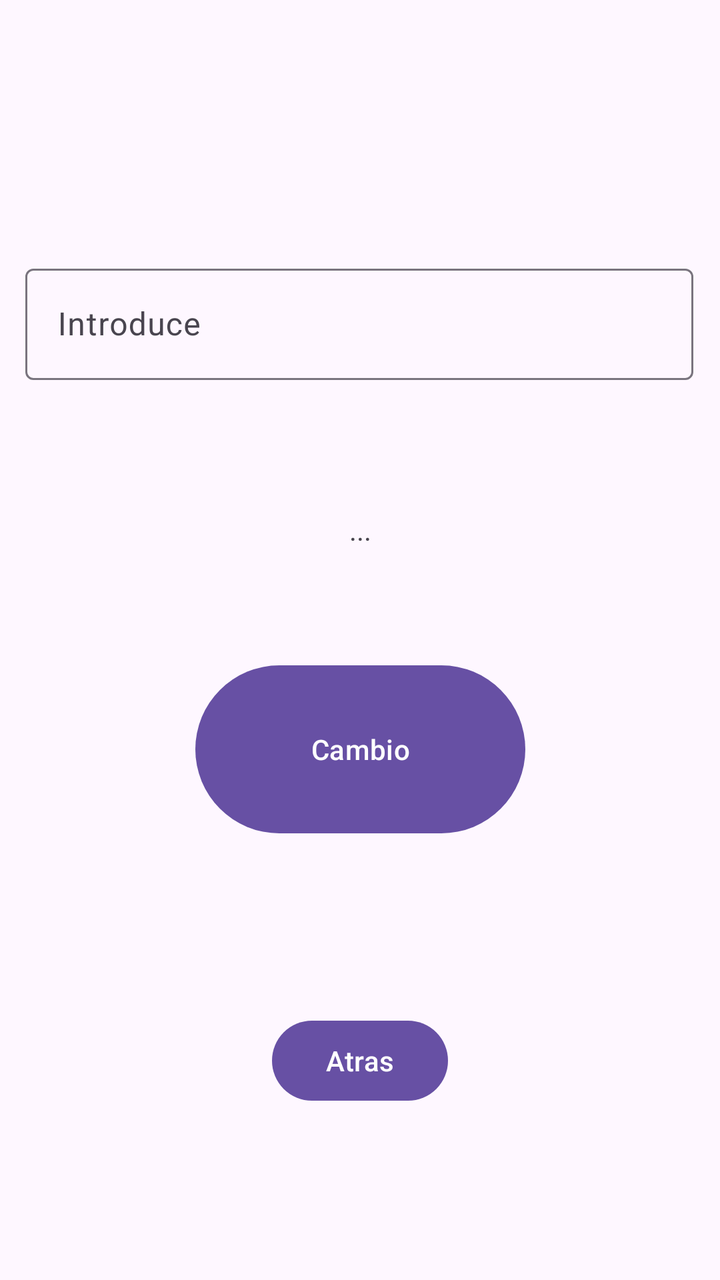
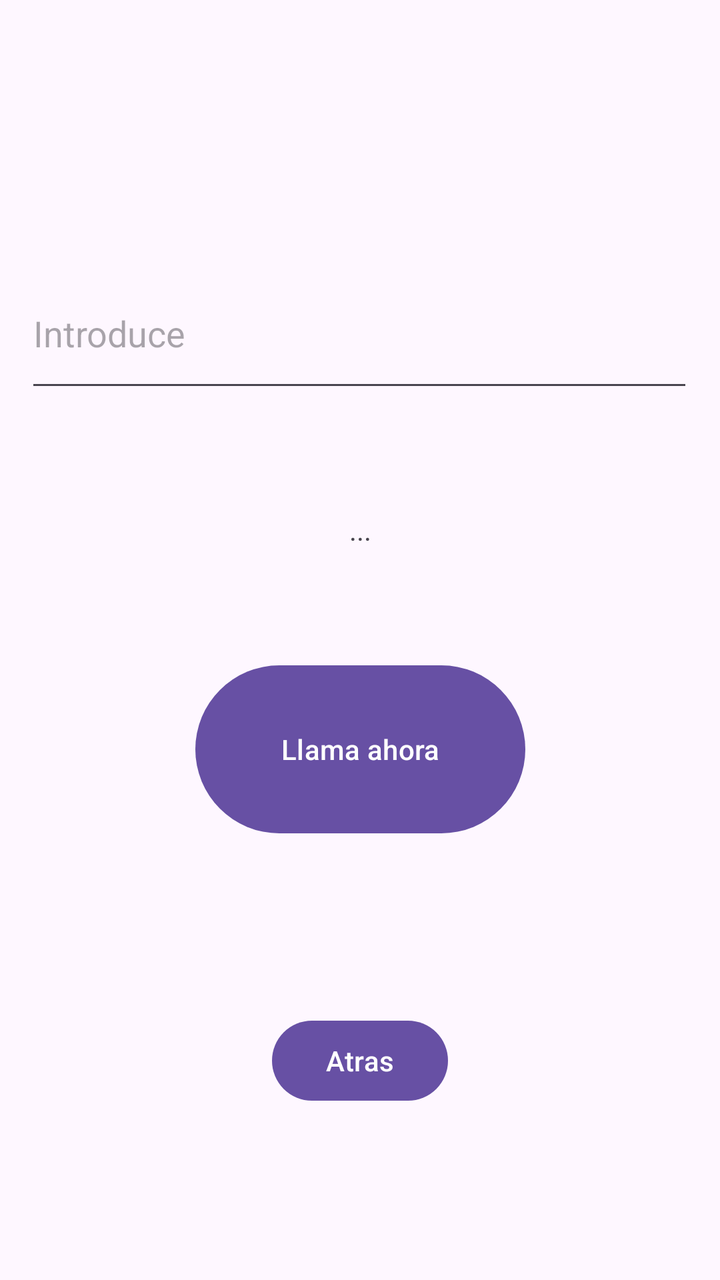

An Android layout rendered at two revisions. The XML below is the earlier revision; the diff shows what the commit changed to produce the second picture.
<!-- AndroidManifest.xml: application theme Theme.AplicacionCon4Botones -->
<!-- res/layout/change_phone.xml -->
<?xml version="1.0" encoding="utf-8"?>
<androidx.constraintlayout.widget.ConstraintLayout xmlns:android="http://schemas.android.com/apk/res/android"
    xmlns:app="http://schemas.android.com/apk/res-auto"
    xmlns:tools="http://schemas.android.com/tools"
    android:layout_width="match_parent"
    android:layout_height="match_parent">

    <Button
        android:id="@+id/confirmCambio"
        android:layout_width="165dp"
        android:layout_height="92dp"
        android:text="@string/cambio"
        app:layout_constraintBottom_toBottomOf="parent"
        app:layout_constraintEnd_toEndOf="parent"
        app:layout_constraintStart_toStartOf="parent"
        app:layout_constraintTop_toTopOf="parent"
        app:layout_constraintVertical_bias="0.6" />

    <com.google.android.material.textfield.TextInputLayout
        android:id="@+id/textInputLayout"
        android:layout_width="334dp"
        android:layout_height="72dp"
        app:layout_constraintBottom_toBottomOf="parent"
        app:layout_constraintEnd_toEndOf="parent"
        app:layout_constraintHorizontal_bias="0.493"
        app:layout_constraintStart_toStartOf="parent"
        app:layout_constraintTop_toTopOf="parent"
        app:layout_constraintVertical_bias="0.227">

        <EditText
            android:layout_width="match_parent"
            android:layout_height="wrap_content"
            android:autofillHints="phone"
            android:hint="@string/introduce"
            android:inputType="phone" />
    </com.google.android.material.textfield.TextInputLayout>

    <TextView
        android:id="@+id/warner"
        android:layout_width="wrap_content"
        android:layout_height="wrap_content"
        android:text="@string/validoQ"
        app:layout_constraintBottom_toTopOf="@+id/confirmCambio"
        app:layout_constraintEnd_toEndOf="parent"
        app:layout_constraintStart_toStartOf="parent"
        app:layout_constraintTop_toBottomOf="@+id/textInputLayout" />

    <Button
        android:id="@+id/backFromPh"
        android:layout_width="wrap_content"
        android:layout_height="wrap_content"
        android:text="@string/atras"
        app:layout_constraintBottom_toBottomOf="parent"
        app:layout_constraintEnd_toEndOf="parent"
        app:layout_constraintStart_toStartOf="parent"
        app:layout_constraintTop_toBottomOf="@+id/confirmCambio" />
</androidx.constraintlayout.widget.ConstraintLayout>
<!-- resources referenced by this layout -->
<resources>
  <string name="atras">Atras</string>
  <string name="cambio">Cambio</string>
  <string name="introduce">Introduce</string>
  <string name="validoQ">...</string>
  <style name="Theme.AplicacionCon4Botones" parent="Base.Theme.AplicacionCon4Botones" />
  <style name="Base.Theme.AplicacionCon4Botones" parent="Theme.Material3.DayNight.NoActionBar">
          
          
      </style>
</resources>

<!-- the commit's change to res/layout/change_phone.xml (unified diff, before → after) -->
@@ -9,31 +9,25 @@
         android:id="@+id/confirmCambio"
         android:layout_width="165dp"
         android:layout_height="92dp"
-        android:text="@string/cambio"
+        android:text="@string/llamaDentro"
         app:layout_constraintBottom_toBottomOf="parent"
         app:layout_constraintEnd_toEndOf="parent"
         app:layout_constraintStart_toStartOf="parent"
         app:layout_constraintTop_toTopOf="parent"
         app:layout_constraintVertical_bias="0.6" />
 
-    <com.google.android.material.textfield.TextInputLayout
-        android:id="@+id/textInputLayout"
+    <EditText
+        android:id="@+id/fieldForN"
         android:layout_width="334dp"
         android:layout_height="72dp"
         app:layout_constraintBottom_toBottomOf="parent"
+        android:hint="@string/introduce"
         app:layout_constraintEnd_toEndOf="parent"
         app:layout_constraintHorizontal_bias="0.493"
         app:layout_constraintStart_toStartOf="parent"
         app:layout_constraintTop_toTopOf="parent"
-        app:layout_constraintVertical_bias="0.227">
+        app:layout_constraintVertical_bias="0.227" />
 
-        <EditText
-            android:layout_width="match_parent"
-            android:layout_height="wrap_content"
-            android:autofillHints="phone"
-            android:hint="@string/introduce"
-            android:inputType="phone" />
-    </com.google.android.material.textfield.TextInputLayout>
 
     <TextView
         android:id="@+id/warner"
@@ -43,7 +37,7 @@
         app:layout_constraintBottom_toTopOf="@+id/confirmCambio"
         app:layout_constraintEnd_toEndOf="parent"
         app:layout_constraintStart_toStartOf="parent"
-        app:layout_constraintTop_toBottomOf="@+id/textInputLayout" />
+        app:layout_constraintTop_toBottomOf="@+id/fieldForN" />
 
     <Button
         android:id="@+id/backFromPh"
<!-- resource entries referenced after the edit -->
@@ -1,8 +1,8 @@
 <!-- resources referenced by this layout -->
 <resources>
   <string name="atras">Atras</string>
-  <string name="cambio">Cambio</string>
   <string name="introduce">Introduce</string>
+  <string name="llamaDentro">Llama ahora</string>
   <string name="validoQ">...</string>
   <style name="Theme.AplicacionCon4Botones" parent="Base.Theme.AplicacionCon4Botones" />
   <style name="Base.Theme.AplicacionCon4Botones" parent="Theme.Material3.DayNight.NoActionBar">
